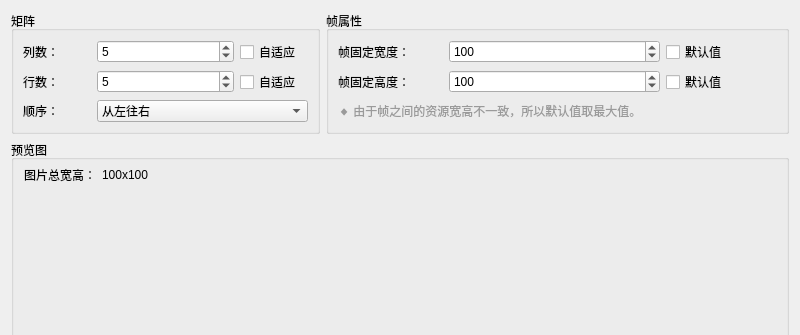
Before: the Qt Designer form DrillGIFActionSequenceEditor/Source/GraphModule/widget/pictureCombiner/p_PictureCombiner.ui in DrillUp/DrillGIFActionSequenceEditor, drawn with Qt 5; both pictures show x 0 to 800 and y 0 to 335 of the 800 by 600 pixel window.
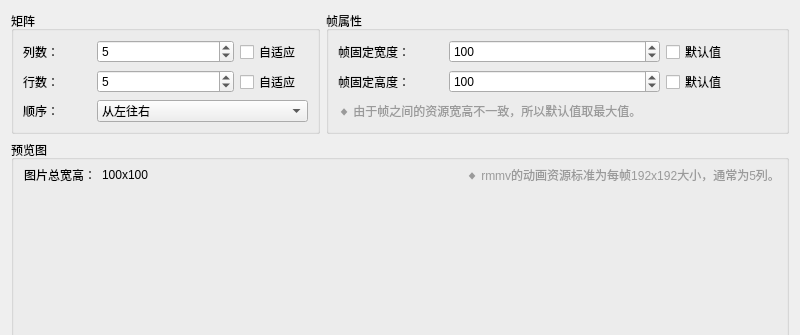
After: the same form once the commit is applied.

Commit message: 细节说明。

The edit to the form file:
```diff
--- a/DrillGIFActionSequenceEditor/Source/GraphModule/widget/pictureCombiner/p_PictureCombiner.ui
+++ b/DrillGIFActionSequenceEditor/Source/GraphModule/widget/pictureCombiner/p_PictureCombiner.ui
@@ -37,7 +37,7 @@
       </property>
       <item>
        <widget class="QWidget" name="widget" native="true">
-        <layout class="QHBoxLayout" name="horizontalLayout" stretch="0,1">
+        <layout class="QHBoxLayout" name="horizontalLayout" stretch="0,1,0">
          <property name="leftMargin">
           <number>4</number>
          </property>
@@ -64,6 +64,16 @@
            </property>
           </widget>
          </item>
+         <item>
+          <widget class="QLabel" name="label_sizeTip_2">
+           <property name="styleSheet">
+            <string notr="true">color: rgb(154, 154, 154);</string>
+           </property>
+           <property name="text">
+            <string>◆ rmmv的动画资源标准为每帧192x192大小，通常为5列。</string>
+           </property>
+          </widget>
+         </item>
         </layout>
        </widget>
       </item>
```
Left out of the diff: 2 changed lines with no effect on the pictures.
